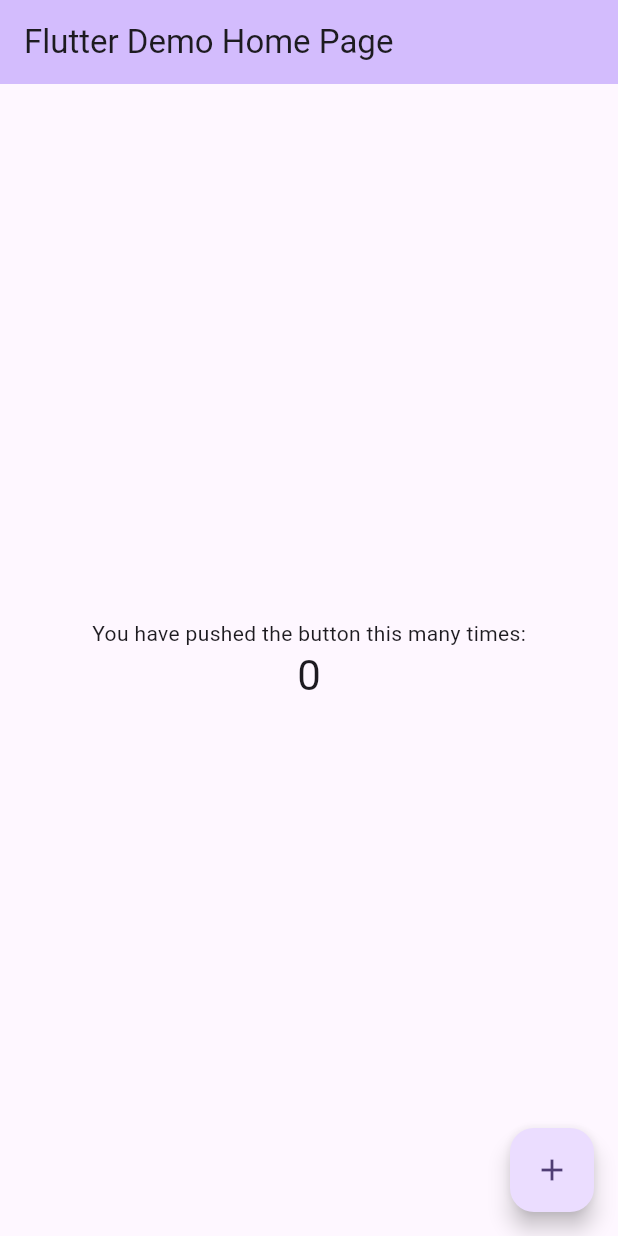
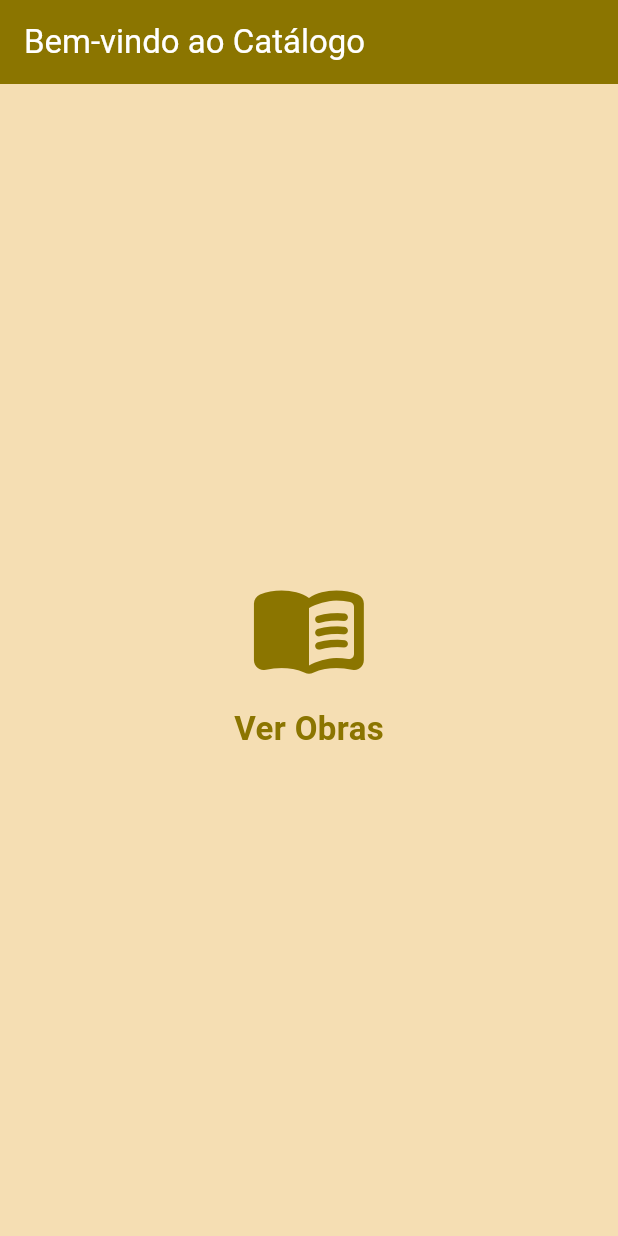
Before and after one commit to hudsonjuan/prova_flutter_catalogo, a Flutter app: the screen it shows after launch, on a phone screen of 412 x 824 dp. Run offline on Flutter 3.47's test engine with Material 3 defaults, Android fonts, the phone set to English and light mode, and no system bars.

Commit message:
Ajustes finais: tela inicial animada, melhorias gerais

```diff
--- /dev/null
+++ b/projeto_catalago_luiz/lib/configuracoes/configuracoes_app.dart
@@ -0,0 +1,5 @@
+class ConfiguracoesApp {
+  static const titulo = 'Catálogo Personalizado';
+  static const versao = '1.0.0';
+  static const autor = 'Luiz Desenvolvedor';
+}
--- a/projeto_catalago_luiz/lib/main.dart
+++ b/projeto_catalago_luiz/lib/main.dart
@@ -1,122 +1,28 @@
 import 'package:flutter/material.dart';
+import 'telas/tela_inicio.dart';
 
 void main() {
-  runApp(const MyApp());
+  runApp(const MinhaAplicacao());
 }
 
-class MyApp extends StatelessWidget {
-  const MyApp({super.key});
+class MinhaAplicacao extends StatelessWidget {
+  const MinhaAplicacao({super.key});
 
-  // This widget is the root of your application.
   @override
   Widget build(BuildContext context) {
     return MaterialApp(
-      title: 'Flutter Demo',
+      debugShowCheckedModeBanner: false,
+      title: 'Obras do Luiz',
       theme: ThemeData(
-        // This is the theme of your application.
-        //
-        // TRY THIS: Try running your application with "flutter run". You'll see
-        // the application has a purple toolbar. Then, without quitting the app,
-        // try changing the seedColor in the colorScheme below to Colors.green
-        // and then invoke "hot reload" (save your changes or press the "hot
-        // reload" button in a Flutter-supported IDE, or press "r" if you used
-        // the command line to start the app).
-        //
-        // Notice that the counter didn't reset back to zero; the application
-        // state is not lost during the reload. To reset the state, use hot
-        // restart instead.
-        //
-        // This works for code too, not just values: Most code changes can be
-        // tested with just a hot reload.
-        colorScheme: ColorScheme.fromSeed(seedColor: Colors.deepPurple),
+        scaffoldBackgroundColor: const Color(0xFFB8860B),
+        appBarTheme: const AppBarTheme(
+          backgroundColor: Color(0xFF8B7500),
+          foregroundColor: Colors.white,
+        ),
+        cardColor: const Color(0xFFF5DEB3),
+        useMaterial3: true,
       ),
-      home: const MyHomePage(title: 'Flutter Demo Home Page'),
+      home: const TelaInicio(), // <-- Aqui é a mudança
     );
   }
 }
-
-class MyHomePage extends StatefulWidget {
-  const MyHomePage({super.key, required this.title});
-
-  // This widget is the home page of your application. It is stateful, meaning
-  // that it has a State object (defined below) that contains fields that affect
-  // how it looks.
-
-  // This class is the configuration for the state. It holds the values (in this
-  // case the title) provided by the parent (in this case the App widget) and
-  // used by the build method of the State. Fields in a Widget subclass are
-  // always marked "final".
-
-  final String title;
-
-  @override
-  State<MyHomePage> createState() => _MyHomePageState();
-}
-
-class _MyHomePageState extends State<MyHomePage> {
-  int _counter = 0;
-
-  void _incrementCounter() {
-    setState(() {
-      // This call to setState tells the Flutter framework that something has
-      // changed in this State, which causes it to rerun the build method below
-      // so that the display can reflect the updated values. If we changed
-      // _counter without calling setState(), then the build method would not be
-      // called again, and so nothing would appear to happen.
-      _counter++;
-    });
-  }
-
-  @override
-  Widget build(BuildContext context) {
-    // This method is rerun every time setState is called, for instance as done
-    // by the _incrementCounter method above.
-    //
-    // The Flutter framework has been optimized to make rerunning build methods
-    // fast, so that you can just rebuild anything that needs updating rather
-    // than having to individually change instances of widgets.
-    return Scaffold(
-      appBar: AppBar(
-        // TRY THIS: Try changing the color here to a specific color (to
-        // Colors.amber, perhaps?) and trigger a hot reload to see the AppBar
-        // change color while the other colors stay the same.
-        backgroundColor: Theme.of(context).colorScheme.inversePrimary,
-        // Here we take the value from the MyHomePage object that was created by
-        // the App.build method, and use it to set our appbar title.
-        title: Text(widget.title),
-      ),
-      body: Center(
-        // Center is a layout widget. It takes a single child and positions it
-        // in the middle of the parent.
-        child: Column(
-          // Column is also a layout widget. It takes a list of children and
-          // arranges them vertically. By default, it sizes itself to fit its
-          // children horizontally, and tries to be as tall as its parent.
-          //
-          // Column has various properties to control how it sizes itself and
-          // how it positions its children. Here we use mainAxisAlignment to
-          // center the children vertically; the main axis here is the vertical
-          // axis because Columns are vertical (the cross axis would be
-          // horizontal).
-          //
-          // TRY THIS: Invoke "debug painting" (choose the "Toggle Debug Paint"
-          // action in the IDE, or press "p" in the console), to see the
-          // wireframe for each widget.
-          mainAxisAlignment: MainAxisAlignment.center,
-          children: <Widget>[
-            const Text('You have pushed the button this many times:'),
-            Text(
-              '$_counter',
-              style: Theme.of(context).textTheme.headlineMedium,
-            ),
-          ],
-        ),
-      ),
-      floatingActionButton: FloatingActionButton(
-        onPressed: _incrementCounter,
-        tooltip: 'Increment',
-        child: const Icon(Icons.add),
-      ), // This trailing comma makes auto-formatting nicer for build methods.
-    );
-  }
-}
--- /dev/null
+++ b/projeto_catalago_luiz/lib/telas/tela_inicio.dart
@@ -0,0 +1,78 @@
+import 'package:flutter/material.dart';
+import 'vitrine_obras.dart';
+
+class TelaInicio extends StatefulWidget {
+  const TelaInicio({super.key});
+
+  @override
+  State<TelaInicio> createState() => _TelaInicioState();
+}
+
+class _TelaInicioState extends State<TelaInicio> with SingleTickerProviderStateMixin {
+  late AnimationController _controller;
+  late Animation<double> _animacaoEscala;
+
+  @override
+  void initState() {
+    super.initState();
+    _controller = AnimationController(
+      vsync: this,
+      duration: const Duration(milliseconds: 300),
+    );
+    _animacaoEscala = Tween<double>(begin: 1.0, end: 1.15).animate(
+      CurvedAnimation(parent: _controller, curve: Curves.easeInOut),
+    );
+  }
+
+  void _navegarParaVitrine() async {
+    await _controller.forward();
+    await _controller.reverse();
+    Navigator.push(
+      context,
+      MaterialPageRoute(builder: (context) => const VitrineObras()),
+    );
+  }
+
+  @override
+  void dispose() {
+    _controller.dispose();
+    super.dispose();
+  }
+
+  @override
+  Widget build(BuildContext context) {
+    return Scaffold(
+      backgroundColor: const Color(0xFFF5DEB3),
+      appBar: AppBar(
+        title: const Text('Bem-vindo ao Catálogo'),
+      ),
+      body: Center(
+        child: GestureDetector(
+          onTap: _navegarParaVitrine,
+          child: ScaleTransition(
+            scale: _animacaoEscala,
+            child: Column(
+              mainAxisSize: MainAxisSize.min,
+              children: const [
+                Icon(
+                  Icons.menu_book_rounded,
+                  size: 80,
+                  color: Color(0xFF8B7500),
+                ),
+                SizedBox(height: 12),
+                Text(
+                  'Ver Obras',
+                  style: TextStyle(
+                    fontSize: 22,
+                    fontWeight: FontWeight.w600,
+                    color: Color(0xFF8B7500),
+                  ),
+                ),
+              ],
+            ),
+          ),
+        ),
+      ),
+    );
+  }
+}
```
Also changed, not shown: projeto_catalago_luiz/lib/inicializador/entrada_rota.dart (+6 -1 lines), projeto_catalago_luiz/lib/telas/vitrine_obras.dart (+15 -1 lines), projeto_catalago_luiz/lib/utilidades/temas.dart (+7 -2 lines), 1 other file.
